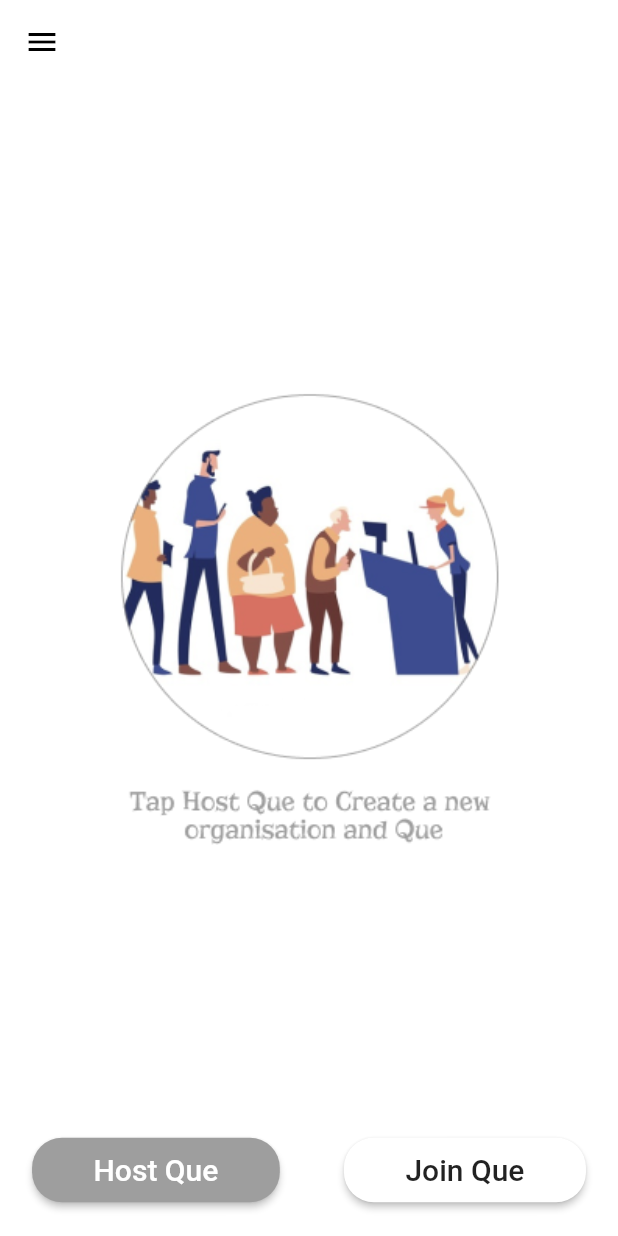
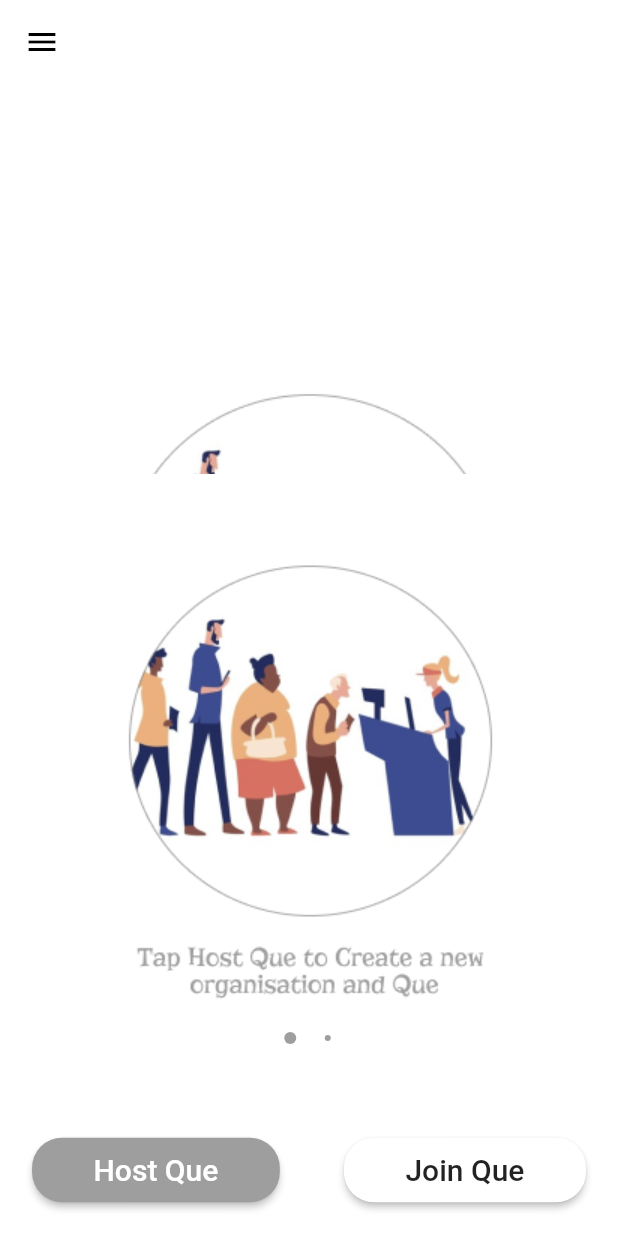
Before and after one commit to gecwayanad/Qtoken, a Flutter app: the HomePage screen opened directly, on a phone screen of 412 x 824 dp. Run offline on Flutter 3.47's test engine with Material 2 defaults, Android fonts, the light colour scheme and no system bars; drawn by our look-alikes of carousel_pro; our stand-ins replace cloud_firestore, firebase_auth, firebase_core, google_fonts, shared_preferences; accounts and stored records are empty; Roboto replaces fonts that are missing (Padauk).

Commit message:
ui updated

```diff
--- a/lib/screens/home.dart
+++ b/lib/screens/home.dart
@@ -1,3 +1,4 @@
+import 'package:carousel_pro/carousel_pro.dart';
 import 'package:firebase_auth/firebase_auth.dart';
 import 'package:flutter/material.dart';
 import 'package:qtoken/screens/hostDetailsCollection.dart';
@@ -44,14 +45,12 @@ class _HomePageState extends State<HomePage> {
         drawer: Drawer(
             elevation: 1,
             child: Column(
-              mainAxisAlignment: MainAxisAlignment.spaceAround,
               children: [
                 Container(
-                  width: 200,
-                  padding: EdgeInsets.symmetric(horizontal: 10),
-                  child: ElevatedButton(
+                  padding: EdgeInsets.fromLTRB(0, 20, 0, 0),
+                  child: TextButton(
                     child: Text(
-                      "LogOut",
+                      "Logout",
                       style: TextStyle(fontSize: 20),
                     ),
                     onPressed: () async {
@@ -62,11 +61,10 @@ class _HomePageState extends State<HomePage> {
                   ),
                 ),
                 Container(
-                  width: 200,
-                  padding: EdgeInsets.symmetric(horizontal: 10),
-                  child: ElevatedButton(
+                  padding: EdgeInsets.symmetric(horizontal: 0),
+                  child: TextButton(
                     child: Text(
-                      "About Us",
+                      "About",
                       style: TextStyle(fontSize: 20),
                     ),
                     onPressed: () {
@@ -74,9 +72,12 @@ class _HomePageState extends State<HomePage> {
                     },
                   ),
                 ),
-                Text(
-                  "Copyrights@icpro",
-                ),
+                Padding(
+                  padding: EdgeInsets.only(top: 500),
+                  child: Text(
+                    "Copyrights@icpro",
+                  ),
+                )
               ],
             )),
         body: Container(
@@ -90,6 +91,29 @@ class _HomePageState extends State<HomePage> {
               child: Column(
                 mainAxisAlignment: MainAxisAlignment.end,
                 children: [
+                  Padding(
+                    padding: EdgeInsets.fromLTRB(0, 0, 0, 40),
+                    child: SizedBox(
+                      height: 400,
+                      width: double.infinity,
+                      child: Carousel(
+                        dotSize: 4.0,
+                        dotColor: Colors.grey,
+                        dotBgColor: Colors.transparent,
+                        dotIncreasedColor: Colors.grey,
+                        images: [
+                          Image.asset(
+                            'asset/images/hint1.png',
+                            fit: BoxFit.cover,
+                          ),
+                          Image.asset(
+                            'asset/images/hint2.png',
+                            fit: BoxFit.cover,
+                          )
+                        ],
+                      ),
+                    ),
+                  ),
                   Container(
                     child: Row(
                       mainAxisAlignment: MainAxisAlignment.spaceAround,
--- a/pubspec.yaml
+++ b/pubspec.yaml
@@ -35,6 +35,7 @@ dependencies:
   cloud_firestore: ^1.0.5
   google_fonts: ^2.0.0
   hexcolor: ^2.0.3
+  carousel_pro: ^1.0.0
 
 dev_dependencies:
   flutter_test:
```
Also changed, not shown: asset/images/hint1.png (added), asset/images/hint2.png (added), pubspec.lock.
